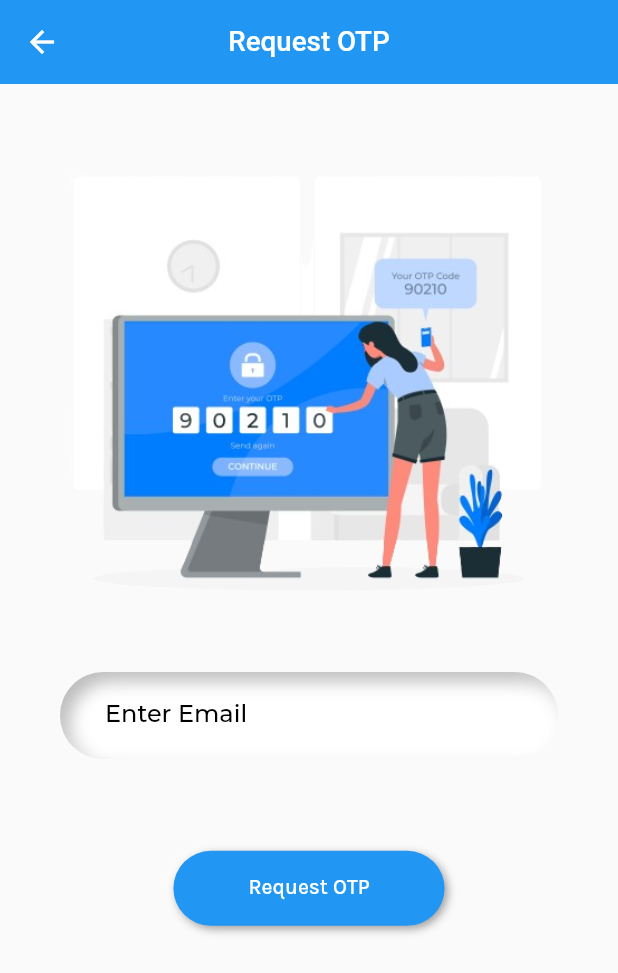
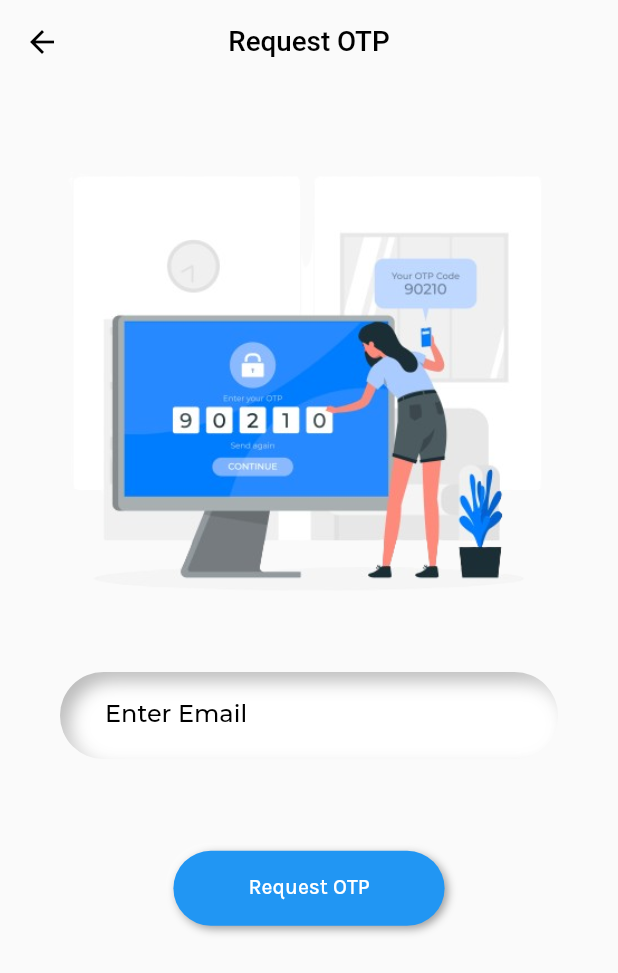
Before and after one commit to johnwandera37/Krazy-Knot, a Flutter app: the RequestOTP screen opened directly, on a phone screen of 412 x 824 dp. Shown: the top 973 px of the screen. Run offline on Flutter 3.47's test engine with Material 2 defaults, Android fonts, the phone set to English and light mode, and no system bars; drawn by our look-alikes of flutter_neumorphic; our stand-ins replace animated_notch_bottom_bar, equatable, flutter_dotenv, geolocator, get, google_fonts and 7 more; missing offline and left inert: open_street_map_search_and_pick; accounts and stored records are empty.

Commit message:
updating password screen and custom button

```diff
--- a/lib/ui/authentication/forgot_pass_screen.dart
+++ b/lib/ui/authentication/forgot_pass_screen.dart
@@ -18,7 +18,11 @@ class ForgotPasswordScreen extends StatelessWidget {
                 body: SingleChildScrollView(
                   child: Column(
                     children: [
-                      sizedHeight(60),
+                      // sizedHeight(60),
+                             Image.asset(
+                    'assets/images/newpassword.png',
+                   fit: BoxFit.fill,
+                  ),
 
                       // ENTER PHONE
                       CustomText(
--- a/lib/ui/authentication/requestOTP.dart
+++ b/lib/ui/authentication/requestOTP.dart
@@ -113,8 +113,8 @@ class _RequestOTPState extends State<RequestOTP> {
     return Scaffold(
       appBar: AppBar(
           elevation: 0,
-          // backgroundColor: Colors.transparent,
-          iconTheme: const IconThemeData(color: Colors.white),
+          backgroundColor: Colors.transparent,
+          iconTheme: const IconThemeData(color: Colors.black),
           leading: const BackButton(),
           title:
           const Text(
@@ -122,7 +122,7 @@ class _RequestOTPState extends State<RequestOTP> {
             style: TextStyle(
               fontSize: 18.5,
               fontWeight: FontWeight.w500,
-              color: Colors.white,
+              color: Colors.black,
             ),
           ),
           centerTitle: true,
--- a/lib/ui/base/widgets/custom_button.dart
+++ b/lib/ui/base/widgets/custom_button.dart
@@ -31,7 +31,7 @@ class CustomButton extends StatelessWidget {
             },
             style: NeumorphicStyle(
               shape: NeumorphicShape.flat,
-              color: btncolor ?? themeController.backgroundColor,
+              color: btncolor ?? Colors.blue,
               shadowLightColor: themeController.shadowLightColor, //Color(0xFF333333),
               boxShape: NeumorphicBoxShape.roundRect(
                 BorderRadius.circular(30),
--- a/lib/utils/constants.dart
+++ b/lib/utils/constants.dart
@@ -168,8 +168,8 @@ abstract class Constants {
   static const zohoAndroidAccessKey =
       "VXYedrQX8SnzHsZ53UT04ILm8bnYhFg3Re4dfDzsidVOFkiyIrH1c6WojkJ3lLdr%2F1kxbct5EvslpvlAnE7rTRbi8DRlwqK5jMILITsVryLOTc69%2BNo9RwAScVlganB9";
 
-   static String get fileName => "http://192.168.137.1:8080/api/";
-  static String get baseUrl => "http://192.168.137.1:8080/api/";
+   static String get fileName => "https://smb.inet.africa:8080/api/";
+  static String get baseUrl => "https://smb.inet.africa:8080/api/";
   static String get loginUrl => "login";
   static String get userInfoUrl => "user";
   static String get editUserInfoUrl => "login";
```
Also changed, not shown: assets/images/newpassword.png (added).
